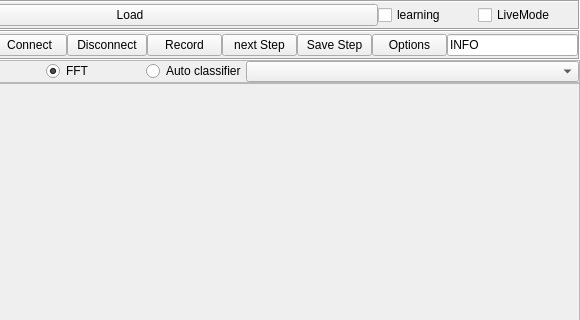
Qt form dev/BrainVis/mertool.ui (waschkbaer/BrainVis) before a commit; both pictures show x 120 to 700 and y 0 to 320 of the 700 by 900 pixel window.
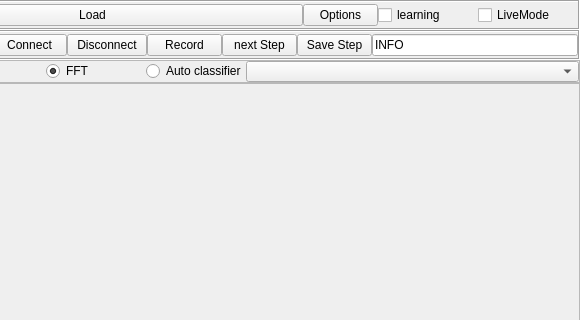
The same form after that commit.

```diff
--- a/dev/BrainVis/mertool.ui
+++ b/dev/BrainVis/mertool.ui
@@ -88,6 +88,25 @@
          </property>
         </widget>
        </item>
+       <item>
+        <widget class="QPushButton" name="optionsButton">
+         <property name="minimumSize">
+          <size>
+           <width>75</width>
+           <height>0</height>
+          </size>
+         </property>
+         <property name="maximumSize">
+          <size>
+           <width>75</width>
+           <height>16777215</height>
+          </size>
+         </property>
+         <property name="text">
+          <string>Options</string>
+         </property>
+        </widget>
+       </item>
        <item>
         <widget class="QCheckBox" name="checkBox_2">
          <property name="minimumSize">
@@ -243,25 +262,6 @@
          </property>
         </widget>
        </item>
-       <item>
-        <widget class="QPushButton" name="optionsButton">
-         <property name="minimumSize">
-          <size>
-           <width>75</width>
-           <height>0</height>
-          </size>
-         </property>
-         <property name="maximumSize">
-          <size>
-           <width>75</width>
-           <height>16777215</height>
-          </size>
-         </property>
-         <property name="text">
-          <string>Options</string>
-         </property>
-        </widget>
-       </item>
        <item>
         <widget class="QLineEdit" name="infoText">
          <property name="text">
```
